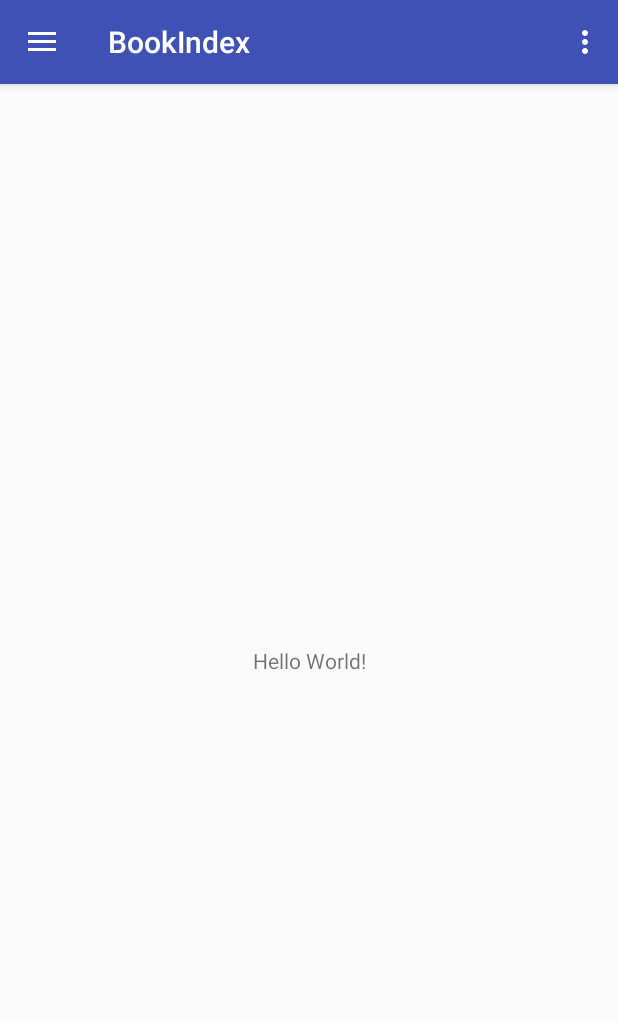
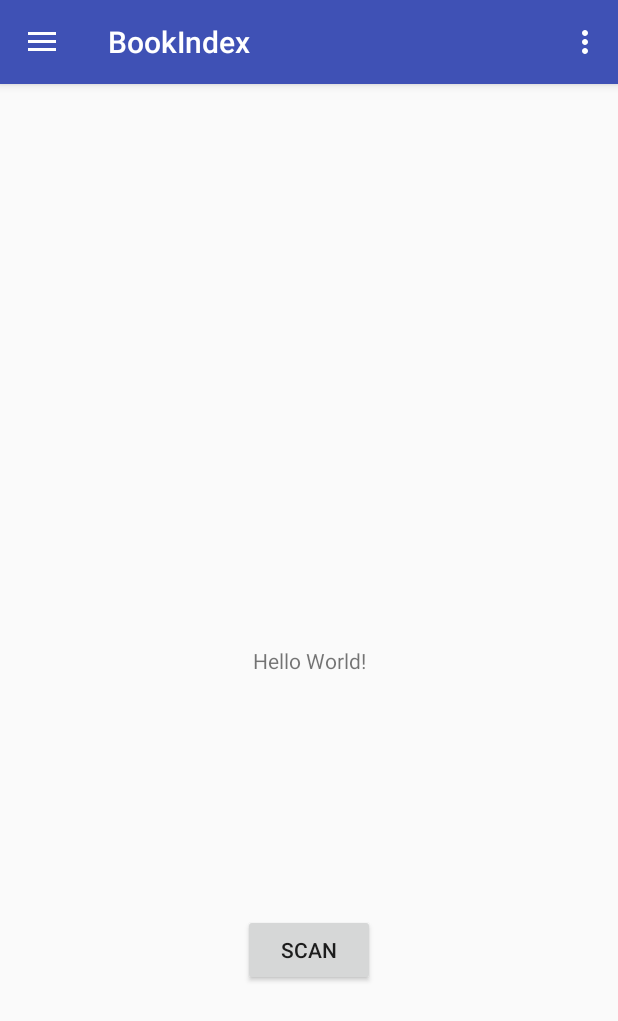
Before and after one commit to TristanEduProjet/BookIndex, an Android app: the screen it shows after launch (MainActivity), on a phone screen of 412 x 824 dp. Shown: the top 1021 px of the screen. Run offline under Robolectric (Android 15) with nearby library versions, the light colour scheme and no system bars.

Commit message:
Add BareCodeScanner

```diff
--- a/app/src/main/java/fr/esgi/bookindex/ui/MainActivity.java
+++ b/app/src/main/java/fr/esgi/bookindex/ui/MainActivity.java
@@ -1,5 +1,6 @@
 package fr.esgi.bookindex.ui;
 
+import android.content.Intent;
 import android.os.Bundle;
 import android.support.design.widget.NavigationView;
 import android.support.v4.view.GravityCompat;
@@ -10,8 +11,10 @@ import android.support.v7.view.menu.MenuBuilder;
 import android.support.v7.widget.Toolbar;
 import android.view.Menu;
 import android.view.MenuItem;
+import android.view.View;
 
 import fr.esgi.bookindex.R;
+import fr.esgi.bookindex.ScanActivity;
 
 public class MainActivity extends AppCompatActivity implements NavigationView.OnNavigationItemSelectedListener {
 
@@ -39,6 +42,10 @@ public class MainActivity extends AppCompatActivity implements NavigationView.On
         ((NavigationView) findViewById(R.id.nav_view)).setNavigationItemSelectedListener(this);
     }
 
+    public void launchScan(final View v) {
+        this.startActivityForResult(new Intent(this, ScanActivity.class), 100);
+    }
+
     @Override
     public void onBackPressed() {
         final DrawerLayout drawer = (DrawerLayout) findViewById(R.id.drawer_layout);
@@ -52,7 +59,7 @@ public class MainActivity extends AppCompatActivity implements NavigationView.On
     @Override
     public boolean onCreateOptionsMenu(final Menu menu) {
         if (menu instanceof MenuBuilder)
-            ((MenuBuilder) menu).setOptionalIconsVisible(true);
+            ;//((MenuBuilder) menu).setOptionalIconsVisible(true);
         this.getMenuInflater().inflate(R.menu.main_actionbar_menu, menu); // Inflate the menu; this adds items to the action bar if it is present.
         return true;
     }
--- a/app/src/main/res/layout/main_content.xml
+++ b/app/src/main/res/layout/main_content.xml
@@ -10,6 +10,7 @@
     tools:showIn="@layout/main_app_bar">
 
     <TextView
+        android:id="@+id/textView7"
         android:layout_width="wrap_content"
         android:layout_height="wrap_content"
         android:text="Hello World!"
@@ -18,4 +19,18 @@
         app:layout_constraintRight_toRightOf="parent"
         app:layout_constraintTop_toTopOf="parent" />
 
+    <Button
+        android:id="@+id/mtbn_can"
+        android:layout_width="wrap_content"
+        android:layout_height="wrap_content"
+        android:layout_marginBottom="8dp"
+        android:layout_marginEnd="8dp"
+        android:layout_marginStart="8dp"
+        android:onClick="launchScan"
+        android:text="Scan"
+        app:layout_constraintBottom_toBottomOf="parent"
+        app:layout_constraintEnd_toEndOf="parent"
+        app:layout_constraintStart_toStartOf="parent"
+        app:layout_constraintTop_toBottomOf="@+id/textView7" />
+
 </android.support.constraint.ConstraintLayout>
--- a/app/src/main/res/values/strings.xml
+++ b/app/src/main/res/values/strings.xml
@@ -11,10 +11,11 @@
     <string name="action_save">Save</string>
     <string name="action_export">Export</string>
     <string name="action_share">Share</string>
-    <string name="action_send">Send</string>
+    <string name="action_import">Import</string>
     <string name="nav_other">Other</string>
     <string name="nav_help">Help</string>
     <string name="nav_about">About</string>
 
     <string name="action_settings">Settings</string>
+    <string name="action_send">Send</string>
 </resources>
```
Also changed, not shown: app/src/main/AndroidManifest.xml (+6 -1 lines), app/src/main/java/fr/esgi/bookindex/ScanActivity.java (added, +46 -0 lines), app/src/main/res/layout/activity_scan.xml (added, +42 -0 lines), app/src/main/res/raw/code_isbn_sans.png (added), app/src/main/res/raw/puppy.png (added).
